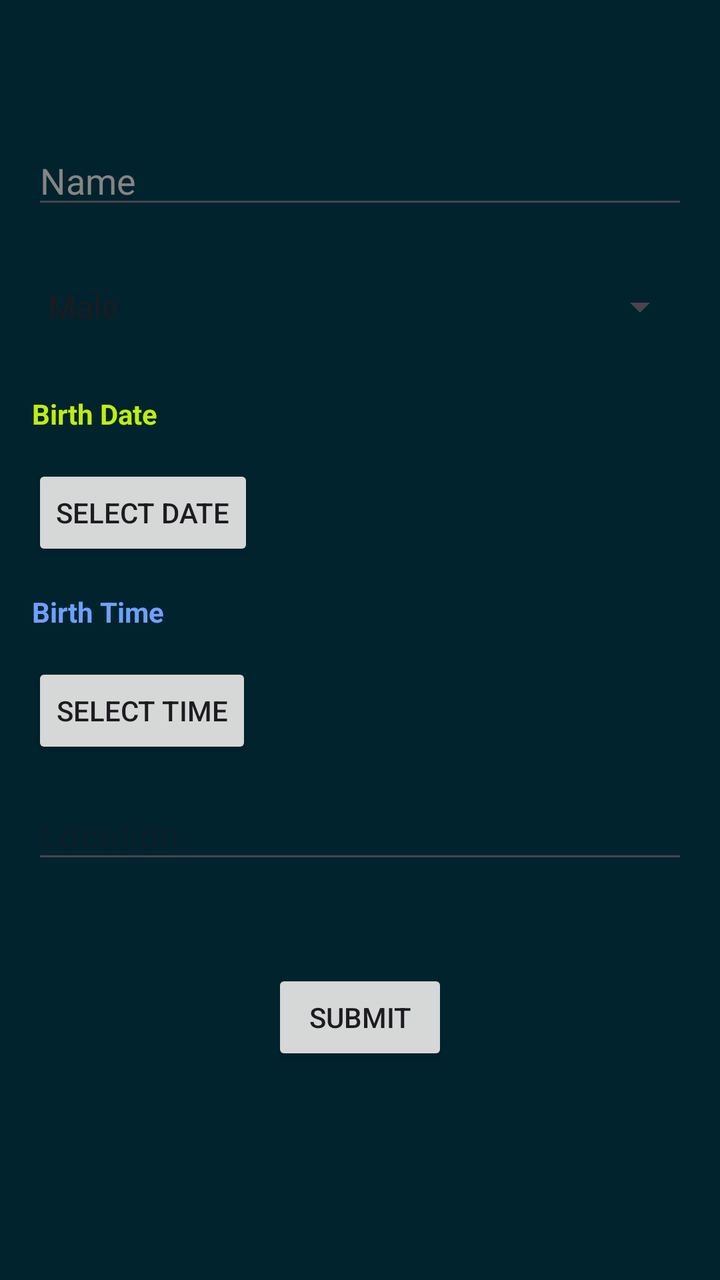
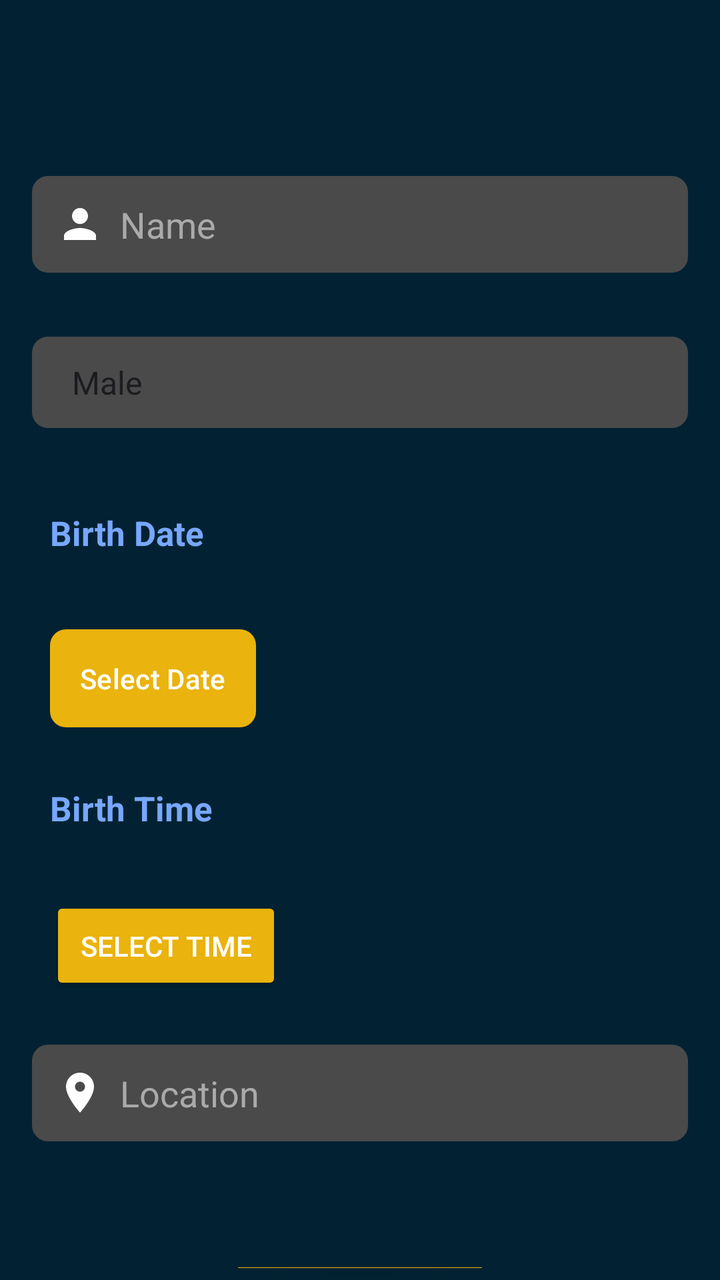

The first picture is an Android layout as it rendered before a commit; the second is the same layout after the commit. The layout source and the unified diff follow.
<!-- AndroidManifest.xml: application theme Theme.AstroChart -->
<!-- res/layout/activity_main.xml -->
<?xml version="1.0" encoding="utf-8"?>
<androidx.constraintlayout.widget.ConstraintLayout xmlns:android="http://schemas.android.com/apk/res/android"
    xmlns:app="http://schemas.android.com/apk/res-auto"
    xmlns:tools="http://schemas.android.com/tools"
    android:id="@+id/main"
    android:layout_width="match_parent"
    android:layout_height="match_parent"
    tools:context=".MainActivity"
    android:background="@color/secondary_blue">

    <androidx.constraintlayout.widget.ConstraintLayout
        android:id="@+id/ui1"
        android:layout_width="match_parent"
        android:layout_height="match_parent"
        android:visibility="gone"
        app:layout_constraintBottom_toBottomOf="parent"
        app:layout_constraintEnd_toEndOf="parent"
        app:layout_constraintStart_toStartOf="parent"
        app:layout_constraintTop_toTopOf="parent">

        <TextView
            android:id="@+id/textView"
            android:layout_width="wrap_content"
            android:layout_height="wrap_content"
            android:text="@string/birth_chart_generator"
            app:layout_constraintEnd_toEndOf="parent"
            android:layout_marginTop="45dp"
            android:textSize="24sp"
            android:textStyle="bold"
            android:fontFamily="sans-serif-medium"
            android:textColor="@color/primary_blue"
            app:layout_constraintStart_toStartOf="parent"
            app:layout_constraintTop_toTopOf="parent" />

        <ImageView
            android:id="@+id/chartImageView"
            android:layout_width="match_parent"
            android:layout_height="400dp"
            android:layout_marginHorizontal="8dp"
            android:layout_marginTop="32dp"
            android:background="#8FFFFFFF"
            app:layout_constraintEnd_toEndOf="parent"
            app:layout_constraintStart_toStartOf="parent"
            app:layout_constraintTop_toBottomOf="@+id/textView" />

        <Button
            android:id="@+id/btn"
            android:layout_width="wrap_content"
            android:layout_height="wrap_content"
            android:text="@string/know_more"
            android:backgroundTint="#EAB30D"
            app:layout_constraintBottom_toBottomOf="parent"
            app:layout_constraintEnd_toEndOf="parent"
            app:layout_constraintStart_toStartOf="parent"
            app:layout_constraintTop_toBottomOf="@+id/chartImageView" />

        <ProgressBar
            android:id="@+id/pBar"
            android:visibility="invisible"
            android:layout_width="wrap_content"
            android:layout_height="wrap_content"
            android:outlineSpotShadowColor="#4CAF50"
            app:layout_constraintBottom_toBottomOf="@+id/chartImageView"
            app:layout_constraintEnd_toEndOf="@+id/chartImageView"
            app:layout_constraintStart_toStartOf="@+id/chartImageView"
            app:layout_constraintTop_toTopOf="@+id/chartImageView" />

        <androidx.recyclerview.widget.RecyclerView
            android:id="@+id/rcv_regions"
            android:layout_width="wrap_content"
            android:layout_height="wrap_content"
            android:orientation="horizontal"
            android:layout_margin="8dp"
            android:visibility="visible"
            tools:listitem="@layout/item_region"
            app:layout_constraintEnd_toEndOf="parent"
            app:layout_constraintStart_toStartOf="parent"
            app:layout_constraintTop_toBottomOf="@+id/chartImageView"
            tools:itemCount="1" />

        <com.google.android.material.floatingactionbutton.FloatingActionButton
            android:id="@+id/btn_download"
            android:layout_width="wrap_content"
            android:layout_height="wrap_content"
            android:layout_alignParentEnd="true"
            android:layout_alignParentBottom="true"
            android:layout_margin="8dp"
            android:layout_marginBottom="8dp"
            android:backgroundTint="#17BE1E"
            android:src="@drawable/ic_download"
            app:layout_constraintBottom_toBottomOf="@+id/chartImageView"
            app:layout_constraintEnd_toEndOf="@+id/chartImageView"
            android:contentDescription="@string/download_chart" />

    </androidx.constraintlayout.widget.ConstraintLayout>

    <RelativeLayout
        android:id="@+id/ui2"
        android:layout_width="match_parent"
        android:layout_height="match_parent"
        android:layout_marginTop="52dp"
        android:visibility="visible"
        app:layout_constraintBottom_toBottomOf="parent"
        app:layout_constraintEnd_toEndOf="parent"
        app:layout_constraintStart_toStartOf="parent"
        app:layout_constraintTop_toTopOf="parent">

        <EditText
            android:id="@+id/editTextName"
            android:layout_width="match_parent"
            android:layout_height="wrap_content"
            android:layout_margin="16dp"
            android:hint="Name"
            android:textColorHint="#868484"
            android:textColor="@color/white"
            android:inputType="text" />

        <Spinner
            android:id="@+id/spinnerGender"
            android:layout_width="match_parent"
            android:layout_height="wrap_content"
            android:layout_below="@id/editTextName"
            android:layout_margin="16dp"
            android:entries="@array/gender_options" />

        <TextView
            android:id="@+id/textViewBirthDate"
            android:layout_width="match_parent"
            android:layout_height="wrap_content"
            android:layout_below="@id/spinnerGender"
            android:layout_margin="16dp"
            android:textStyle="bold"
            android:textColor="#BEED11"
            android:text="@string/birth_date" />

        <Button
            android:id="@+id/buttonSelectDate"
            android:layout_width="wrap_content"
            android:layout_height="wrap_content"
            android:layout_below="@id/textViewBirthDate"
            android:layout_marginStart="16dp"
            android:text="Select Date" />

        <TextView
            android:id="@+id/textViewTime"
            android:layout_width="match_parent"
            android:layout_height="wrap_content"
            android:layout_below="@id/buttonSelectDate"
            android:layout_margin="16dp"
            android:textColor="#6FA0FF"
            android:textStyle="bold"
            android:text="Birth Time" />

        <Button
            android:id="@+id/buttonSelectTime"
            android:layout_width="wrap_content"
            android:layout_height="wrap_content"
            android:layout_below="@id/textViewTime"
            android:layout_marginStart="16dp"
            android:text="Select Time" />

        <EditText
            android:id="@+id/editTextLocation"
            android:layout_width="match_parent"
            android:layout_height="wrap_content"
            android:layout_below="@id/buttonSelectTime"
            android:layout_margin="16dp"
            android:textColor="@color/white"
            android:hint="Location"
            android:inputType="text" />

        <Button
            android:id="@+id/buttonSubmit"
            android:layout_width="wrap_content"
            android:layout_height="wrap_content"
            android:layout_below="@id/editTextLocation"
            android:layout_centerHorizontal="true"
            android:layout_marginTop="32dp"
            android:text="Submit" />

    </RelativeLayout>


</androidx.constraintlayout.widget.ConstraintLayout>
<!-- res/layout/item_region.xml (included above) -->
<?xml version="1.0" encoding="utf-8"?>
<LinearLayout xmlns:android="http://schemas.android.com/apk/res/android"
    android:layout_width="wrap_content"
    android:layout_height="wrap_content"
    android:orientation="vertical"
    android:padding="8dp">

    <TextView
        android:id="@+id/textView"
        android:layout_width="wrap_content"
        android:layout_height="wrap_content"
        android:background="@drawable/item_background"
        android:gravity="center"
        android:padding="16dp"
        android:text="Item"
        android:textColor="@android:color/black" />
</LinearLayout>
<!-- resources referenced by this layout -->
<resources>
  <color name="secondary_blue">#00232E</color>
  <!-- drawable ic_download (drawable) -->
  <vector xmlns:android="http://schemas.android.com/apk/res/android"
      android:width="800dp"
      android:height="800dp"
      android:viewportWidth="24"
      android:viewportHeight="24">
    <path
        android:pathData="M3,14.25C3.414,14.25 3.75,14.586 3.75,15C3.75,16.435 3.752,17.437 3.853,18.192C3.952,18.926 4.132,19.314 4.409,19.591C4.686,19.868 5.074,20.048 5.808,20.147C6.563,20.248 7.565,20.25 9,20.25H15C16.435,20.25 17.437,20.248 18.192,20.147C18.926,20.048 19.314,19.868 19.591,19.591C19.868,19.314 20.048,18.926 20.147,18.192C20.248,17.437 20.25,16.435 20.25,15C20.25,14.586 20.586,14.25 21,14.25C21.414,14.25 21.75,14.586 21.75,15V15.055C21.75,16.423 21.75,17.525 21.633,18.392C21.513,19.292 21.254,20.05 20.652,20.652C20.05,21.254 19.292,21.513 18.392,21.633C17.525,21.75 16.423,21.75 15.055,21.75H8.945C7.578,21.75 6.475,21.75 5.608,21.633C4.708,21.513 3.95,21.254 3.348,20.652C2.746,20.05 2.488,19.292 2.367,18.392C2.25,17.525 2.25,16.423 2.25,15.055C2.25,15.037 2.25,15.018 2.25,15C2.25,14.586 2.586,14.25 3,14.25Z"
        android:strokeAlpha="0.5"
        android:fillColor="#1C274C"
        android:fillType="evenOdd"
        android:fillAlpha="0.5"/>
    <path
        android:pathData="M12,16.75C12.211,16.75 12.411,16.662 12.554,16.506L16.553,12.131C16.833,11.825 16.812,11.351 16.506,11.071C16.2,10.792 15.726,10.813 15.446,11.119L12.75,14.068V3C12.75,2.586 12.414,2.25 12,2.25C11.586,2.25 11.25,2.586 11.25,3V14.068L8.554,11.119C8.274,10.813 7.8,10.792 7.494,11.071C7.188,11.351 7.167,11.825 7.446,12.131L11.446,16.506C11.589,16.662 11.789,16.75 12,16.75Z"
        android:fillColor="#1C274C"
        android:fillType="evenOdd"/>
  </vector>
  <!-- unchanged entries left out for length: 12 -->
</resources>

<!-- the commit's change to res/layout/activity_main.xml (unified diff, before → after) -->
@@ -48,7 +48,9 @@
             android:layout_width="wrap_content"
             android:layout_height="wrap_content"
             android:text="@string/know_more"
-            android:backgroundTint="#EAB30D"
+            android:backgroundTint="@color/time_color"
+            android:padding="15dp"
+            app:cornerRadius="8dp"
             app:layout_constraintBottom_toBottomOf="parent"
             app:layout_constraintEnd_toEndOf="parent"
             app:layout_constraintStart_toStartOf="parent"
@@ -59,7 +61,7 @@
             android:visibility="invisible"
             android:layout_width="wrap_content"
             android:layout_height="wrap_content"
-            android:outlineSpotShadowColor="#4CAF50"
+            android:outlineSpotShadowColor="#EAB30D"
             app:layout_constraintBottom_toBottomOf="@+id/chartImageView"
             app:layout_constraintEnd_toEndOf="@+id/chartImageView"
             app:layout_constraintStart_toStartOf="@+id/chartImageView"
@@ -86,7 +88,7 @@
             android:layout_alignParentBottom="true"
             android:layout_margin="8dp"
             android:layout_marginBottom="8dp"
-            android:backgroundTint="#17BE1E"
+            android:backgroundTint="#EAB30D"
             android:src="@drawable/ic_download"
             app:layout_constraintBottom_toBottomOf="@+id/chartImageView"
             app:layout_constraintEnd_toEndOf="@+id/chartImageView"
@@ -98,7 +100,7 @@
         android:id="@+id/ui2"
         android:layout_width="match_parent"
         android:layout_height="match_parent"
-        android:layout_marginTop="52dp"
+        android:layout_marginTop="72dp"
         android:visibility="visible"
         app:layout_constraintBottom_toBottomOf="parent"
         app:layout_constraintEnd_toEndOf="parent"
@@ -110,9 +112,13 @@
             android:layout_width="match_parent"
             android:layout_height="wrap_content"
             android:layout_margin="16dp"
+            android:padding="12dp"
+            android:background="@drawable/rounded_edittext"
             android:hint="Name"
-            android:textColorHint="#868484"
-            android:textColor="@color/white"
+            android:textColorHint="@color/hint_color"
+            android:textColor="@color/white"
+            android:drawableStart="@drawable/baseline_person_24"
+            android:drawablePadding="8dp"
             android:inputType="text" />
 
         <Spinner
@@ -121,6 +127,10 @@
             android:layout_height="wrap_content"
             android:layout_below="@id/editTextName"
             android:layout_margin="16dp"
+            android:padding="12dp"
+            android:drawableStart="@drawable/baseline_transgender_24"
+            android:drawablePadding="8dp"
+            android:background="@drawable/rounded_spinner"
             android:entries="@array/gender_options" />
 
         <TextView
@@ -128,17 +138,23 @@
             android:layout_width="match_parent"
             android:layout_height="wrap_content"
             android:layout_below="@id/spinnerGender"
-            android:layout_margin="16dp"
+            android:layout_margin="25dp"
             android:textStyle="bold"
-            android:textColor="#BEED11"
+            android:textSize="17sp"
+            android:textColor="@color/time_color"
             android:text="@string/birth_date" />
 
-        <Button
+        <com.google.android.material.button.MaterialButton
             android:id="@+id/buttonSelectDate"
             android:layout_width="wrap_content"
             android:layout_height="wrap_content"
             android:layout_below="@id/textViewBirthDate"
-            android:layout_marginStart="16dp"
+            android:layout_marginStart="25dp"
+            android:layout_marginTop="8dp"
+            android:padding="15dp"
+            app:cornerRadius="8dp"
+            app:backgroundTint="#EAB30D"
+            android:textColor="@color/white"
             android:text="Select Date" />
 
         <TextView
@@ -146,8 +162,9 @@
             android:layout_width="match_parent"
             android:layout_height="wrap_content"
             android:layout_below="@id/buttonSelectDate"
-            android:layout_margin="16dp"
-            android:textColor="#6FA0FF"
+            android:layout_margin="25dp"
+            android:textSize="17sp"
+            android:textColor="@color/time_color"
             android:textStyle="bold"
             android:text="Birth Time" />
 
@@ -156,7 +173,12 @@
             android:layout_width="wrap_content"
             android:layout_height="wrap_content"
             android:layout_below="@id/textViewTime"
-            android:layout_marginStart="16dp"
+            android:layout_marginStart="25dp"
+            android:layout_marginTop="8dp"
+            android:padding="15dp"
+            app:backgroundTint="#EAB30D"
+            app:cornerRadius="8dp"
+            android:textColor="@color/white"
             android:text="Select Time" />
 
         <EditText
@@ -164,21 +186,32 @@
             android:layout_width="match_parent"
             android:layout_height="wrap_content"
             android:layout_below="@id/buttonSelectTime"
-            android:layout_margin="16dp"
+            android:layout_marginHorizontal="16dp"
+            android:layout_marginVertical="25dp"
+            android:padding="12dp"
+            android:background="@drawable/rounded_edittext"
             android:textColor="@color/white"
             android:hint="Location"
+            android:drawableStart="@drawable/baseline_location_on_24"
+            android:drawablePadding="8dp"
+            android:textColorHint="@color/hint_color"
             android:inputType="text" />
 
         <Button
             android:id="@+id/buttonSubmit"
-            android:layout_width="wrap_content"
+            android:layout_width="130dp"
             android:layout_height="wrap_content"
             android:layout_below="@id/editTextLocation"
             android:layout_centerHorizontal="true"
             android:layout_marginTop="32dp"
+            app:backgroundTint="#EAB30D"
+            app:cornerRadius="8dp"
+            android:padding="12dp"
+            android:textColor="@color/white"
             android:text="Submit" />
 
     </RelativeLayout>
+
 
 
 </androidx.constraintlayout.widget.ConstraintLayout>
<!-- resource entries referenced after the edit -->
@@ -1,6 +1,26 @@
 <!-- resources referenced by this layout -->
 <resources>
-  <color name="secondary_blue">#00232E</color>
+  <color name="hint_color">#AAAAAA</color>
+  <color name="secondary_blue">#022233</color>
+  <color name="time_color">#78A7FF</color>
+  <!-- drawable baseline_location_on_24 (drawable) -->
+  <vector xmlns:android="http://schemas.android.com/apk/res/android" android:height="24dp" android:tint="#FFFFFF" android:viewportHeight="24" android:viewportWidth="24" android:width="24dp">
+        
+      <path android:fillColor="@android:color/white" android:pathData="M12,2C8.13,2 5,5.13 5,9c0,5.25 7,13 7,13s7,-7.75 7,-13c0,-3.87 -3.13,-7 -7,-7zM12,11.5c-1.38,0 -2.5,-1.12 -2.5,-2.5s1.12,-2.5 2.5,-2.5 2.5,1.12 2.5,2.5 -1.12,2.5 -2.5,2.5z"/>
+      
+  </vector>
+  <!-- drawable baseline_person_24 (drawable) -->
+  <vector xmlns:android="http://schemas.android.com/apk/res/android" android:height="24dp" android:tint="#FFFFFF" android:viewportHeight="24" android:viewportWidth="24" android:width="24dp">
+        
+      <path android:fillColor="@android:color/white" android:pathData="M12,12c2.21,0 4,-1.79 4,-4s-1.79,-4 -4,-4 -4,1.79 -4,4 1.79,4 4,4zM12,14c-2.67,0 -8,1.34 -8,4v2h16v-2c0,-2.66 -5.33,-4 -8,-4z"/>
+      
+  </vector>
+  <!-- drawable baseline_transgender_24 (drawable) -->
+  <vector xmlns:android="http://schemas.android.com/apk/res/android" android:height="24dp" android:tint="#FFFFFF" android:viewportHeight="24" android:viewportWidth="24" android:width="24dp">
+        
+      <path android:fillColor="@android:color/white" android:pathData="M12,8c1.93,0 3.5,1.57 3.5,3.5S13.93,15 12,15s-3.5,-1.57 -3.5,-3.5S10.07,8 12,8zM16.53,8.38l3.97,-3.96V7h2V1h-6v2h2.58l-3.97,3.97C14.23,6.36 13.16,6 12,6c-1.16,0 -2.23,0.36 -3.11,0.97L8.24,6.32l1.41,-1.41L8.24,3.49L6.82,4.9L4.92,3H7.5V1h-6v6h2V4.42l1.91,1.9L3.99,7.74l1.41,1.41l1.41,-1.41l0.65,0.65C6.86,9.27 6.5,10.34 6.5,11.5c0,2.7 1.94,4.94 4.5,5.41L11,19H9v2h2v2h2v-2h2v-2h-2l0,-2.09c2.56,-0.47 4.5,-2.71 4.5,-5.41C17.5,10.34 17.14,9.27 16.53,8.38z"/>
+      
+  </vector>
   <!-- drawable ic_download (drawable) -->
   <vector xmlns:android="http://schemas.android.com/apk/res/android"
       android:width="800dp"
@@ -10,14 +30,28 @@
     <path
         android:pathData="M3,14.25C3.414,14.25 3.75,14.586 3.75,15C3.75,16.435 3.752,17.437 3.853,18.192C3.952,18.926 4.132,19.314 4.409,19.591C4.686,19.868 5.074,20.048 5.808,20.147C6.563,20.248 7.565,20.25 9,20.25H15C16.435,20.25 17.437,20.248 18.192,20.147C18.926,20.048 19.314,19.868 19.591,19.591C19.868,19.314 20.048,18.926 20.147,18.192C20.248,17.437 20.25,16.435 20.25,15C20.25,14.586 20.586,14.25 21,14.25C21.414,14.25 21.75,14.586 21.75,15V15.055C21.75,16.423 21.75,17.525 21.633,18.392C21.513,19.292 21.254,20.05 20.652,20.652C20.05,21.254 19.292,21.513 18.392,21.633C17.525,21.75 16.423,21.75 15.055,21.75H8.945C7.578,21.75 6.475,21.75 5.608,21.633C4.708,21.513 3.95,21.254 3.348,20.652C2.746,20.05 2.488,19.292 2.367,18.392C2.25,17.525 2.25,16.423 2.25,15.055C2.25,15.037 2.25,15.018 2.25,15C2.25,14.586 2.586,14.25 3,14.25Z"
         android:strokeAlpha="0.5"
-        android:fillColor="#1C274C"
+        android:fillColor="#FFFFFF"
         android:fillType="evenOdd"
         android:fillAlpha="0.5"/>
     <path
         android:pathData="M12,16.75C12.211,16.75 12.411,16.662 12.554,16.506L16.553,12.131C16.833,11.825 16.812,11.351 16.506,11.071C16.2,10.792 15.726,10.813 15.446,11.119L12.75,14.068V3C12.75,2.586 12.414,2.25 12,2.25C11.586,2.25 11.25,2.586 11.25,3V14.068L8.554,11.119C8.274,10.813 7.8,10.792 7.494,11.071C7.188,11.351 7.167,11.825 7.446,12.131L11.446,16.506C11.589,16.662 11.789,16.75 12,16.75Z"
-        android:fillColor="#1C274C"
+        android:fillColor="#FFFFFF"
         android:fillType="evenOdd"/>
   </vector>
+  <!-- drawable rounded_edittext (drawable) -->
+  <?xml version="1.0" encoding="utf-8"?>
+  <shape xmlns:android="http://schemas.android.com/apk/res/android">
+      <solid android:color="#4A4A4A" />
+      <corners android:radius="8dp" />
+      <padding android:left="12dp" android:top="12dp" android:right="12dp" android:bottom="12dp"/>
+  </shape>
+  <!-- drawable rounded_spinner (drawable) -->
+  <?xml version="1.0" encoding="utf-8"?>
+  <shape xmlns:android="http://schemas.android.com/apk/res/android">
+      <solid android:color="#4A4A4A" />
+      <corners android:radius="8dp" />
+      <padding android:left="12dp" android:top="12dp" android:right="12dp" android:bottom="12dp"/>
+  </shape>
   <!-- unchanged entries left out for length: 12 -->
 </resources>
 
